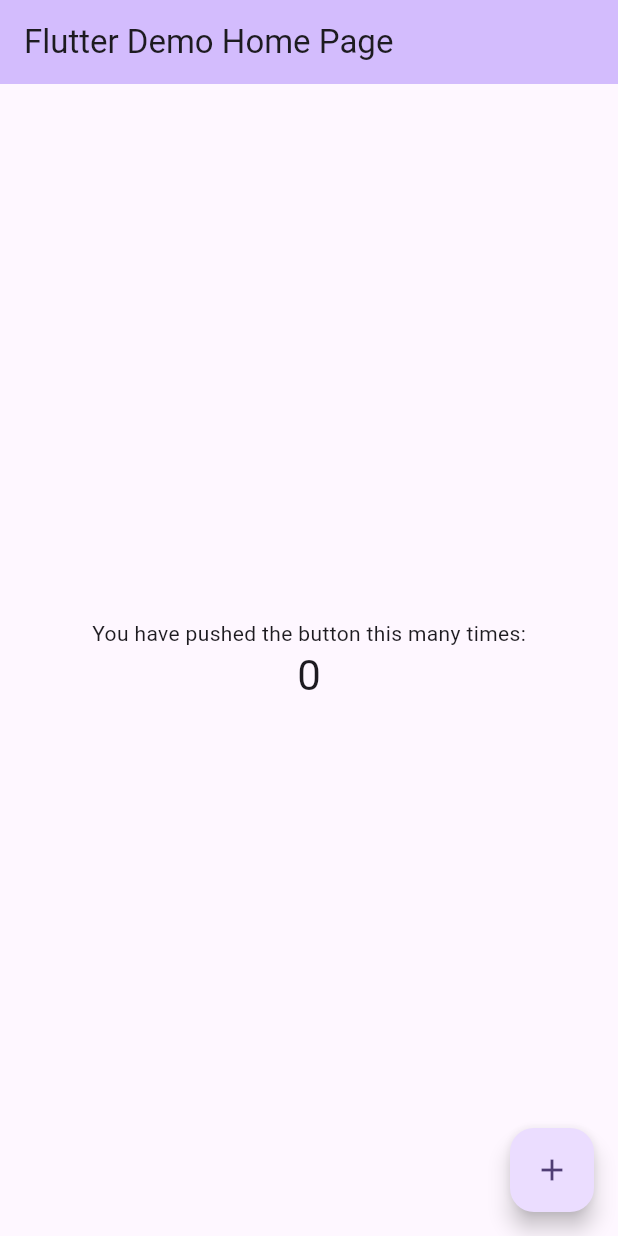
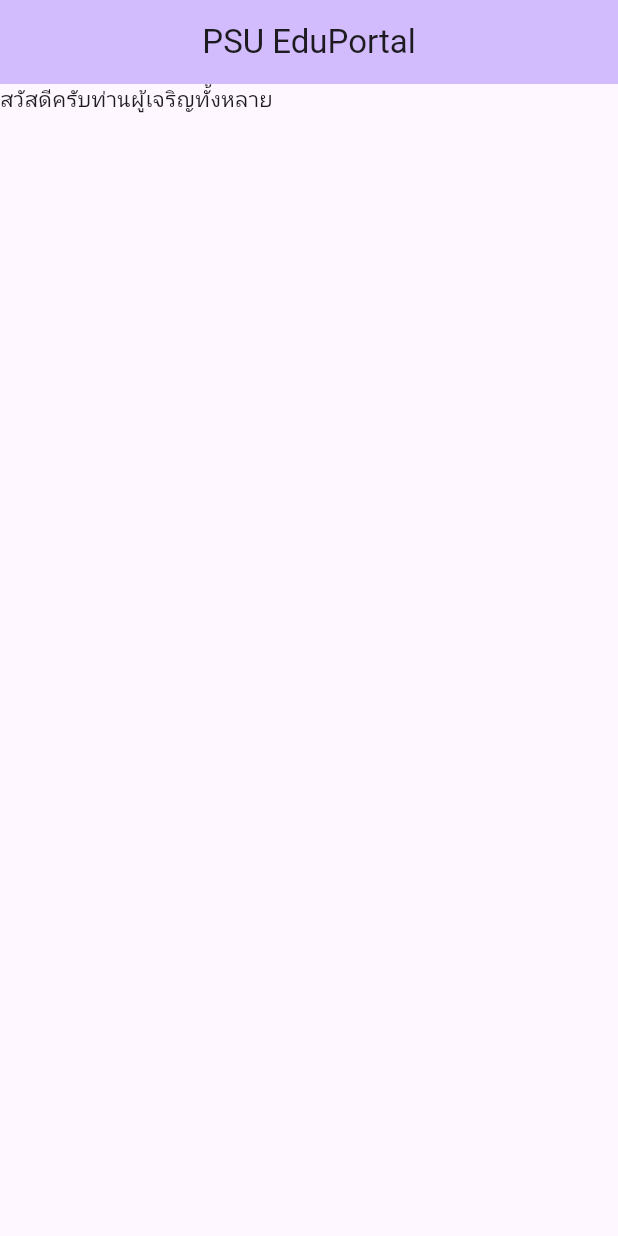
Before and after one commit to InFiNiTeKJ123/PSU-EduPortal, a Flutter app: the screen it shows after launch, on a phone screen of 412 x 824 dp. Run offline on Flutter 3.47's test engine with Material 3 defaults, Android fonts, the phone set to English and light mode, and no system bars.

Commit message:
add home page

```diff
--- a/lib/main.dart
+++ b/lib/main.dart
@@ -1,4 +1,5 @@
 import 'package:flutter/material.dart';
+import 'package:psu_eduportal/pages/home.dart';
 
 void main() {
   runApp(const MyApp());
@@ -13,113 +14,63 @@
     return MaterialApp(
       title: 'Flutter Demo',
       theme: ThemeData(
-        // This is the theme of your application.
-        //
-        // TRY THIS: Try running your application with "flutter run". You'll see
-        // the application has a purple toolbar. Then, without quitting the app,
-        // try changing the seedColor in the colorScheme below to Colors.green
-        // and then invoke "hot reload" (save your changes or press the "hot
-        // reload" button in a Flutter-supported IDE, or press "r" if you used
-        // the command line to start the app).
-        //
-        // Notice that the counter didn't reset back to zero; the application
-        // state is not lost during the reload. To reset the state, use hot
-        // restart instead.
-        //
-        // This works for code too, not just values: Most code changes can be
-        // tested with just a hot reload.
         colorScheme: ColorScheme.fromSeed(seedColor: Colors.deepPurple),
         useMaterial3: true,
       ),
-      home: const MyHomePage(title: 'Flutter Demo Home Page'),
+      home: const Home(),
     );
   }
 }
 
-class MyHomePage extends StatefulWidget {
-  const MyHomePage({super.key, required this.title});
+// class MyHomePage extends StatefulWidget {
+//   const MyHomePage({super.key, required this.title});
 
-  // This widget is the home page of your application. It is stateful, meaning
-  // that it has a State object (defined below) that contains fields that affect
-  // how it looks.
+//   final String title;
 
-  // This class is the configuration for the state. It holds the values (in this
-  // case the title) provided by the parent (in this case the App widget) and
-  // used by the build method of the State. Fields in a Widget subclass are
-  // always marked "final".
+//   @override
+//   State<MyHomePage> createState() => _MyHomePageState();
+// }
 
-  final String title;
+// class _MyHomePageState extends State<MyHomePage> {
+//   int _counter = 0;
 
-  @override
-  State<MyHomePage> createState() => _MyHomePageState();
-}
+//   void _incrementCounter() {
+//     setState(() {
+//       // This call to setState tells the Flutter framework that something has
+//       // changed in this State, which causes it to rerun the build method below
+//       // so that the display can reflect the updated values. If we changed
+//       // _counter without calling setState(), then the build method would not be
+//       // called again, and so nothing would appear to happen.
+//       _counter++;
+//     });
+//   }
 
-class _MyHomePageState extends State<MyHomePage> {
-  int _counter = 0;
-
-  void _incrementCounter() {
-    setState(() {
-      // This call to setState tells the Flutter framework that something has
-      // changed in this State, which causes it to rerun the build method below
-      // so that the display can reflect the updated values. If we changed
-      // _counter without calling setState(), then the build method would not be
-      // called again, and so nothing would appear to happen.
-      _counter++;
-    });
-  }
-
-  @override
-  Widget build(BuildContext context) {
-    // This method is rerun every time setState is called, for instance as done
-    // by the _incrementCounter method above.
-    //
-    // The Flutter framework has been optimized to make rerunning build methods
-    // fast, so that you can just rebuild anything that needs updating rather
-    // than having to individually change instances of widgets.
-    return Scaffold(
-      appBar: AppBar(
-        // TRY THIS: Try changing the color here to a specific color (to
-        // Colors.amber, perhaps?) and trigger a hot reload to see the AppBar
-        // change color while the other colors stay the same.
-        backgroundColor: Theme.of(context).colorScheme.inversePrimary,
-        // Here we take the value from the MyHomePage object that was created by
-        // the App.build method, and use it to set our appbar title.
-        title: Text(widget.title),
-      ),
-      body: Center(
-        // Center is a layout widget. It takes a single child and positions it
-        // in the middle of the parent.
-        child: Column(
-          // Column is also a layout widget. It takes a list of children and
-          // arranges them vertically. By default, it sizes itself to fit its
-          // children horizontally, and tries to be as tall as its parent.
-          //
-          // Column has various properties to control how it sizes itself and
-          // how it positions its children. Here we use mainAxisAlignment to
-          // center the children vertically; the main axis here is the vertical
-          // axis because Columns are vertical (the cross axis would be
-          // horizontal).
-          //
-          // TRY THIS: Invoke "debug painting" (choose the "Toggle Debug Paint"
-          // action in the IDE, or press "p" in the console), to see the
-          // wireframe for each widget.
-          mainAxisAlignment: MainAxisAlignment.center,
-          children: <Widget>[
-            const Text(
-              'You have pushed the button this many times:',
-            ),
-            Text(
-              '$_counter',
-              style: Theme.of(context).textTheme.headlineMedium,
-            ),
-          ],
-        ),
-      ),
-      floatingActionButton: FloatingActionButton(
-        onPressed: _incrementCounter,
-        tooltip: 'Increment',
-        child: const Icon(Icons.add),
-      ), // This trailing comma makes auto-formatting nicer for build methods.
-    );
-  }
-}
+//   @override
+//   Widget build(BuildContext context) {
+//     return Scaffold(
+//       appBar: AppBar(
+//         backgroundColor: Theme.of(context).colorScheme.inversePrimary,
+//         title: Text(widget.title),
+//       ),
+//       body: Center(
+//         child: Column(
+//           mainAxisAlignment: MainAxisAlignment.center,
+//           children: <Widget>[
+//             const Text(
+//               'You have pushed the button this many times:',
+//             ),
+//             Text(
+//               '$_counter',
+//               style: Theme.of(context).textTheme.headlineMedium,
+//             ),
+//           ],
+//         ),
+//       ),
+//       floatingActionButton: FloatingActionButton(
+//         onPressed: _incrementCounter,
+//         tooltip: 'Increment',
+//         child: const Icon(Icons.add),
+//       ), // This trailing comma makes auto-formatting nicer for build methods.
+//     );
+//   }
+// }
--- /dev/null
+++ b/lib/pages/home.dart
@@ -0,0 +1,22 @@
+import 'package:flutter/material.dart';
+
+class Home extends StatelessWidget {
+  const Home({super.key,});
+
+  @override
+  Widget build(BuildContext context) {
+    return Scaffold(
+      appBar: AppBar(
+        backgroundColor: Theme.of(context).colorScheme.inversePrimary,
+        title: const Text("PSU EduPortal",),
+        centerTitle: true,
+      ),
+      body: const Column(
+        children: [
+          Text("สวัสดีครับท่านผู้เจริญทั้งหลาย")
+        ],
+      ),
+//      bottomNavigationBar: Container(backgroundColor: Theme.of(context).colorScheme.inversePrimary),
+    );
+  }
+}
```
